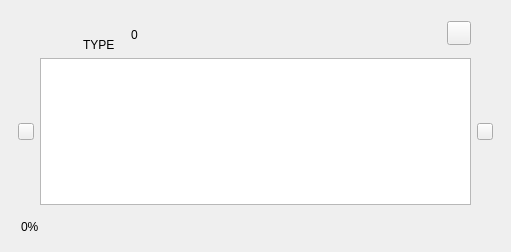
openSYDE/openSYDE, file opensyde_tool/src/system_definition/node_edit/datapools/C_SdNdeDpSelectorWidget.ui: the form before one commit.
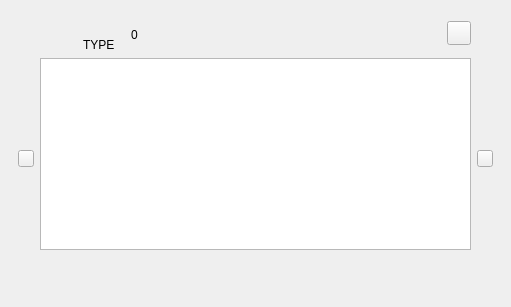
The form after the commit. Custom widgets are drawn as their Qt base class.

What changed in the file:
```diff
--- a/opensyde_tool/src/system_definition/node_edit/datapools/C_SdNdeDpSelectorWidget.ui
+++ b/opensyde_tool/src/system_definition/node_edit/datapools/C_SdNdeDpSelectorWidget.ui
@@ -7,27 +7,9 @@
     <x>0</x>
     <y>0</y>
     <width>511</width>
-    <height>252</height>
+    <height>307</height>
    </rect>
   </property>
-  <property name="sizePolicy">
-   <sizepolicy hsizetype="Preferred" vsizetype="Fixed">
-    <horstretch>0</horstretch>
-    <verstretch>0</verstretch>
-   </sizepolicy>
-  </property>
-  <property name="minimumSize">
-   <size>
-    <width>0</width>
-    <height>252</height>
-   </size>
-  </property>
-  <property name="maximumSize">
-   <size>
-    <width>16777215</width>
-    <height>252</height>
-   </size>
-  </property>
   <property name="focusPolicy">
    <enum>Qt::ClickFocus</enum>
   </property>
@@ -397,7 +379,48 @@
         </widget>
        </item>
        <item>
-        <widget class="stw_opensyde_gui::C_SdNdeDpSelectorListWidget" name="pc_ListWidget"/>
+        <widget class="QWidget" name="pc_ListContainerWidget" native="true">
+         <layout class="QVBoxLayout" name="verticalLayout_2">
+          <property name="spacing">
+           <number>0</number>
+          </property>
+          <property name="leftMargin">
+           <number>0</number>
+          </property>
+          <property name="topMargin">
+           <number>0</number>
+          </property>
+          <property name="rightMargin">
+           <number>0</number>
+          </property>
+          <property name="bottomMargin">
+           <number>0</number>
+          </property>
+          <item>
+           <widget class="stw_opensyde_gui::C_SdNdeDpSelectorListWidget" name="pc_ListWidget">
+            <property name="sizePolicy">
+             <sizepolicy hsizetype="Expanding" vsizetype="Fixed">
+              <horstretch>0</horstretch>
+              <verstretch>0</verstretch>
+             </sizepolicy>
+            </property>
+           </widget>
+          </item>
+          <item>
+           <spacer name="verticalSpacer_2">
+            <property name="orientation">
+             <enum>Qt::Vertical</enum>
+            </property>
+            <property name="sizeHint" stdset="0">
+             <size>
+              <width>20</width>
+              <height>0</height>
+             </size>
+            </property>
+           </spacer>
+          </item>
+         </layout>
+        </widget>
        </item>
        <item>
         <widget class="stw_opensyde_gui_elements::C_OgePubIconOnly" name="pc_PushButtonScrollRight">
@@ -437,35 +460,10 @@
       </spacer>
      </item>
      <item>
-      <layout class="QHBoxLayout" name="pc_HorizontalLayout2" stretch="0,1,1,1,0">
+      <layout class="QHBoxLayout" name="pc_HorizontalLayout2" stretch="1,1,1,0">
        <property name="leftMargin">
         <number>3</number>
        </property>
-       <item>
-        <widget class="stw_opensyde_gui_elements::C_OgeLabStatusInformation" name="pc_LabelUsagePercentage">
-         <property name="sizePolicy">
-          <sizepolicy hsizetype="Fixed" vsizetype="Preferred">
-           <horstretch>0</horstretch>
-           <verstretch>0</verstretch>
-          </sizepolicy>
-         </property>
-         <property name="minimumSize">
-          <size>
-           <width>40</width>
-           <height>0</height>
-          </size>
-         </property>
-         <property name="maximumSize">
-          <size>
-           <width>40</width>
-           <height>16777215</height>
-          </size>
-         </property>
-         <property name="text">
-          <string>0%</string>
-         </property>
-        </widget>
-       </item>
        <item>
         <spacer name="pc_HorizontalSpacer4">
          <property name="orientation">
@@ -556,11 +554,6 @@
    <header>C_OgeWiBopperle.h</header>
    <container>1</container>
   </customwidget>
-  <customwidget>
-   <class>stw_opensyde_gui_elements::C_OgeLabStatusInformation</class>
-   <extends>QLabel</extends>
-   <header>C_OgeLabStatusInformation.h</header>
-  </customwidget>
  </customwidgets>
  <resources/>
  <connections/>
```
